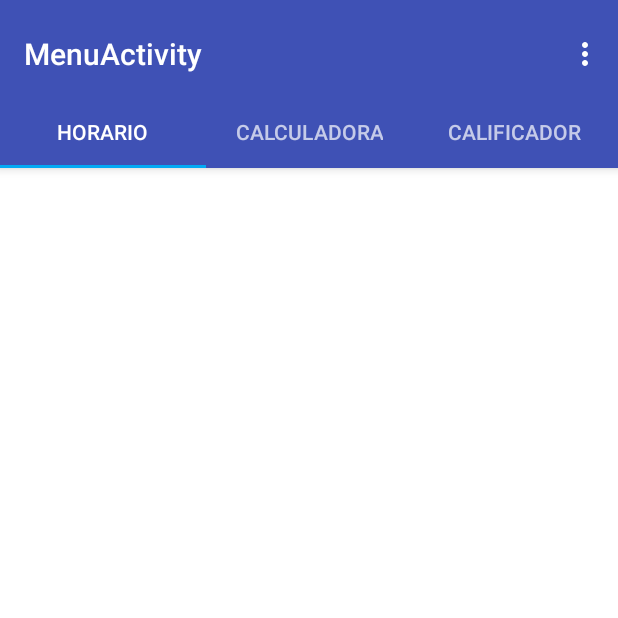
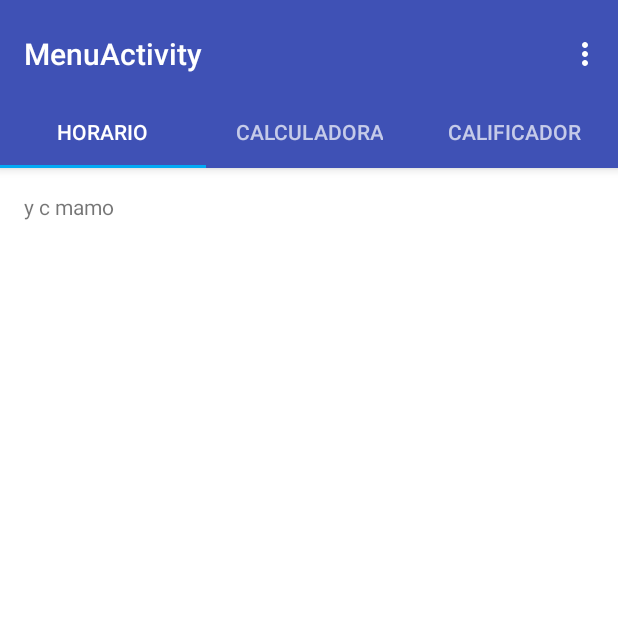
Before and after one commit to juango8/AgendaUCSP, an Android app: the Tab1Horario screen opened directly, with no data from a screen before it, on a phone screen of 412 x 824 dp, the top half of it. Run offline under Robolectric (Android 15) with nearby library versions, the phone set to English and light mode, and no system bars.

Commit message:
version 2.0

```diff
--- a/app/src/main/res/layout/tab1horario.xml
+++ b/app/src/main/res/layout/tab1horario.xml
@@ -11,6 +11,7 @@
     <TextView
         android:id="@+id/section_label"
         android:layout_width="wrap_content"
-        android:layout_height="wrap_content" />
+        android:layout_height="wrap_content"
+        android:text="y c mamo"/>
 
 </RelativeLayout>
--- a/app/src/main/res/layout/tab2calculadora.xml
+++ b/app/src/main/res/layout/tab2calculadora.xml
@@ -11,6 +11,7 @@
     <TextView
         android:id="@+id/section_label"
         android:layout_width="wrap_content"
-        android:layout_height="wrap_content" />
+        android:layout_height="wrap_content"
+        android:text="y c mamut"/>
 
 </RelativeLayout>
--- a/app/src/main/res/layout/tab3calificador.xml
+++ b/app/src/main/res/layout/tab3calificador.xml
@@ -11,6 +11,7 @@
     <TextView
         android:id="@+id/section_label"
         android:layout_width="wrap_content"
-        android:layout_height="wrap_content" />
+        android:layout_height="wrap_content"
+        android:text="y c ++"/>
 
 </RelativeLayout>
```
